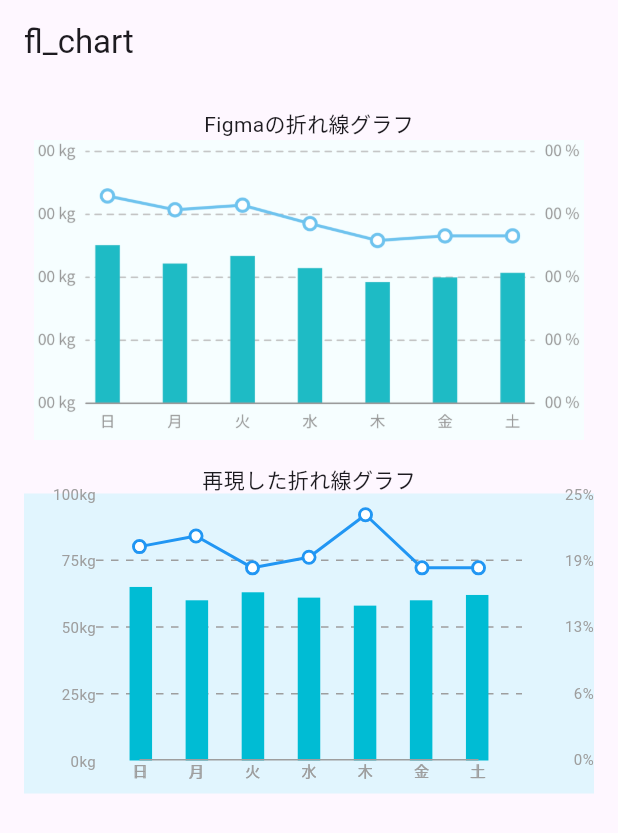
After one commit to masato-nishikawa/flutter_sample_widget, a Flutter app: the PageFlCombine screen opened by its route, on a phone screen of 412 x 824 dp. The commit adds this screen. Shown: the top 833 px of the screen. Run offline on Flutter 3.47's test engine with Material 3 defaults, Android fonts, the phone set to English and light mode, and no system bars; drawn by our look-alikes of fl_chart; our stand-ins replace go_router, syncfusion_flutter_charts; missing offline and left inert: graphic.

Commit message:
feat:fl_chartで複合グラフ

```diff
--- a/lib/charts/fl_chart.dart
+++ b/lib/charts/fl_chart.dart
@@ -1,6 +1,5 @@
 import 'package:fl_chart/fl_chart.dart';
 import 'package:flutter/material.dart';
-// import '../models/chart_data.dart';
 import '../mock/chart_mock_data.dart';
 
 class WeightFatChartFL extends StatelessWidget {
--- /dev/null
+++ b/lib/charts/fl_chart_combine.dart
@@ -0,0 +1,207 @@
+import 'package:fl_chart/fl_chart.dart';
+import 'package:flutter/material.dart';
+import '../mock/chart_mock_data.dart';
+import 'package:intl/intl.dart';
+
+final numberFormatter = NumberFormat('#,###');
+
+class LineChartCombineFL extends StatelessWidget {
+  const LineChartCombineFL({super.key});
+
+  @override
+  Widget build(BuildContext context) {
+    return Padding(
+      // 棒グラフとの余白合わせ
+      padding: const EdgeInsets.only(left: 77),
+      child: Container(
+        // decoration: BoxDecoration(
+        //   border: Border.all(
+        //     color: Colors.red,
+        //     width: 1.0,
+        //   ),
+        // ),
+        child: LineChart(
+          LineChartData(
+            lineBarsData: [
+              LineChartBarData(
+                spots: List.generate(mockFatWeeklyData.length, (index) {
+                  return FlSpot(
+                    index.toDouble(),
+                    mockFatWeeklyData[index].value,
+                  );
+                }),
+                isCurved: false,
+                color: Colors.blue,
+                barWidth: 2,
+                dotData: FlDotData(
+                  show: true,
+                  getDotPainter: (spot, percent, barData, index) {
+                    return FlDotCirclePainter(
+                      radius: 3,
+                      color: Colors.white,
+                      strokeWidth: 2,
+                      strokeColor: Colors.blue,
+                    );
+                  },
+                ),
+              ),
+            ],
+            minY: 0,
+            maxY: 25,
+            titlesData: FlTitlesData(
+              leftTitles: AxisTitles(
+                sideTitles: SideTitles(showTitles: false, reservedSize: 0),
+              ),
+              rightTitles: AxisTitles(
+                sideTitles: SideTitles(
+                  showTitles: true,
+                  // 棒グラフとの余白合わせ
+                  reservedSize: 77,
+                  interval: 6.25,
+                  getTitlesWidget: (value, _) {
+                    return Text(
+                      '${numberFormatter.format(value)}%',
+                      style: const TextStyle(fontSize: 10, color: Colors.grey),
+                      textAlign: TextAlign.right,
+                    );
+                  },
+                ),
+              ),
+              bottomTitles: AxisTitles(
+                sideTitles: SideTitles(
+                  showTitles: true,
+                  interval: 1,
+                  getTitlesWidget: (value, _) {
+                    const labels = ['日', '月', '火', '水', '木', '金', '土'];
+                    if (value.toInt() >= 0 && value.toInt() < labels.length) {
+                      return Text(
+                        labels[value.toInt()],
+                        style: const TextStyle(
+                          fontSize: 10,
+                          color: Colors.grey,
+                        ),
+                      );
+                    }
+                    return const SizedBox.shrink();
+                  },
+                ),
+              ),
+              topTitles: AxisTitles(sideTitles: SideTitles(showTitles: false)),
+            ),
+            gridData: FlGridData(
+              show: true,
+              drawVerticalLine: false, // 縦線は非表示
+              drawHorizontalLine: true, // 横線は表示
+              horizontalInterval: 2500, // 横線の間隔
+              getDrawingHorizontalLine: (value) {
+                return FlLine(
+                  color: Colors.grey,
+                  strokeWidth: 1,
+                  dashArray: [5, 5], // 点線スタイル
+                );
+              },
+            ),
+            borderData: FlBorderData(
+              show: true,
+              border: const Border(
+                bottom: BorderSide(color: Colors.grey, width: 1),
+              ),
+            ),
+          ),
+        ),
+      ),
+    );
+  }
+}
+
+class BarChartCombineFL extends StatelessWidget {
+  const BarChartCombineFL({super.key});
+
+  @override
+  Widget build(BuildContext context) {
+    return Padding(
+      // 折れ線グラフとの余白合わせ
+      padding: const EdgeInsets.only(right: 48),
+      child: Container(
+        // decoration: BoxDecoration(
+        //   border: Border.all(
+        //     color: Colors.green,
+        //     width: 1.0,
+        //   ),
+        // ),
+        child: BarChart(
+          BarChartData(
+            barGroups: List.generate(mockWeightWeeklyData.length, (index) {
+              return BarChartGroupData(
+                x: index,
+                barRods: [
+                  BarChartRodData(
+                    toY: mockWeightWeeklyData[index].value,
+                    color: Colors.cyan,
+                    width: 15,
+                    borderRadius: BorderRadius.zero,
+                  ),
+                ],
+              );
+            }),
+            minY: 0,
+            maxY: 100,
+            titlesData: FlTitlesData(
+              leftTitles: AxisTitles(
+                sideTitles: SideTitles(
+                  showTitles: true,
+                  // 折れ線グラフとの余白合わせ
+                  reservedSize: 48,
+                  interval: 25,
+                  getTitlesWidget: (value, _) {
+                    return Text(
+                      '${numberFormatter.format(value)}kg',
+                      style: const TextStyle(fontSize: 10, color: Colors.grey),
+                      textAlign: TextAlign.right,
+                    );
+                  },
+                ),
+              ),
+              bottomTitles: AxisTitles(
+                sideTitles: SideTitles(
+                  showTitles: true,
+                  getTitlesWidget: (value, _) {
+                    const labels = ['日', '月', '火', '水', '木', '金', '土'];
+                    if (value.toInt() >= 0 && value.toInt() < labels.length) {
+                      return Text(
+                        labels[value.toInt()],
+                        style: const TextStyle(
+                          fontSize: 10,
+                          color: Colors.grey,
+                        ),
+                      );
+                    }
+                    return const SizedBox.shrink();
+                  },
+                ),
+              ),
+              rightTitles: AxisTitles(
+                sideTitles: SideTitles(showTitles: false),
+              ),
+              topTitles: AxisTitles(sideTitles: SideTitles(showTitles: false)),
+            ),
+            gridData: FlGridData(
+              show: true,
+              drawVerticalLine: false, // 縦線は非表示
+              drawHorizontalLine: true, // 横線は表示
+              horizontalInterval: 25, // 横線の間隔
+              getDrawingHorizontalLine: (value) {
+                return FlLine(
+                  color: Colors.grey,
+                  strokeWidth: 1,
+                  dashArray: [5, 5], // 点線スタイル
+                );
+              },
+            ),
+            borderData: FlBorderData(show: false),
+          ),
+        ),
+      ),
+    );
+  }
+}
--- a/lib/charts/fl_chart_line.dart
+++ b/lib/charts/fl_chart_line.dart
@@ -10,9 +10,7 @@ class LineChartFL extends StatelessWidget {
 
   @override
   Widget build(BuildContext context) {
-    return Padding(
-      padding: const EdgeInsets.all(16),
-      child: Container(
+    return Container(
       color: Colors.lightBlue[50],
       child: LineChart(
         LineChartData(
@@ -67,10 +65,7 @@ class LineChartFL extends StatelessWidget {
                   if (value.toInt() >= 0 && value.toInt() < labels.length) {
                     return Text(
                       labels[value.toInt()],
-                        style: const TextStyle(
-                          fontSize: 10,
-                          color: Colors.grey,
-                        ),
+                      style: const TextStyle(fontSize: 10, color: Colors.grey),
                     );
                   }
                   return const SizedBox.shrink();
@@ -100,7 +95,6 @@ class LineChartFL extends StatelessWidget {
           ),
         ),
       ),
-      ),
     );
   }
 }
--- /dev/null
+++ b/lib/pages/page_fl_chart_combine.dart
@@ -0,0 +1,43 @@
+import 'package:flutter/material.dart';
+import 'package:flutter_sample_widget/charts/fl_chart_combine.dart';
+
+class PageFlCombine extends StatelessWidget {
+  final String title;
+
+  const PageFlCombine({super.key, required this.title});
+
+  @override
+  Widget build(BuildContext context) {
+    return Scaffold(
+      appBar: AppBar(title: Text(title)),
+      body: Padding(
+        padding: const EdgeInsets.all(16.0),
+        child: Column(
+          children: [
+            Center(child: const Text('Figmaの折れ線グラフ')),
+            Center(
+              child: Image.asset(
+                'assets/combine_graph.png',
+                height: 200,
+                fit: BoxFit.cover,
+              ),
+            ),
+            const SizedBox(height: 16),
+            Center(child: const Text('再現した折れ線グラフ')),
+            SizedBox(
+              height: 200,
+              child: Stack(
+                children: [
+                  Container(color: Colors.lightBlue[50]),
+                  // チャートを重ねて表示
+                  BarChartCombineFL(),
+                  LineChartCombineFL(),
+                ],
+              ),
+            ),
+          ],
+        ),
+      ),
+    );
+  }
+}
```
Lines whose indentation alone changed are shown as unchanged.
